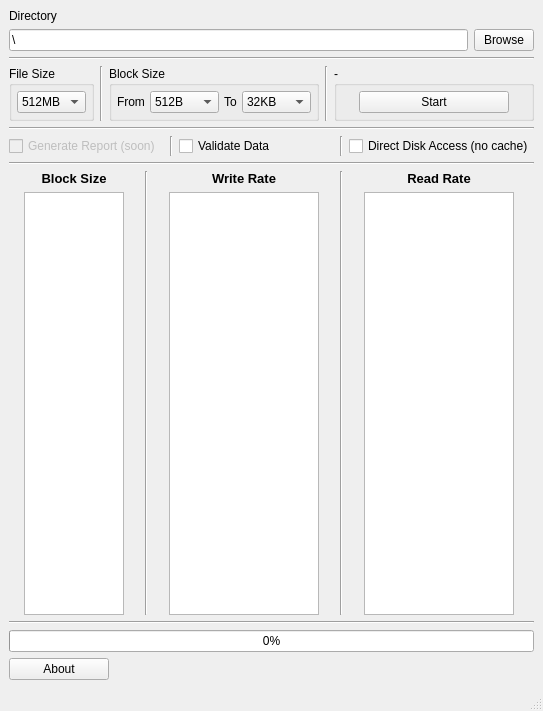
Qt form mainwindow.ui (mathieeo/rateCheck) before a commit.
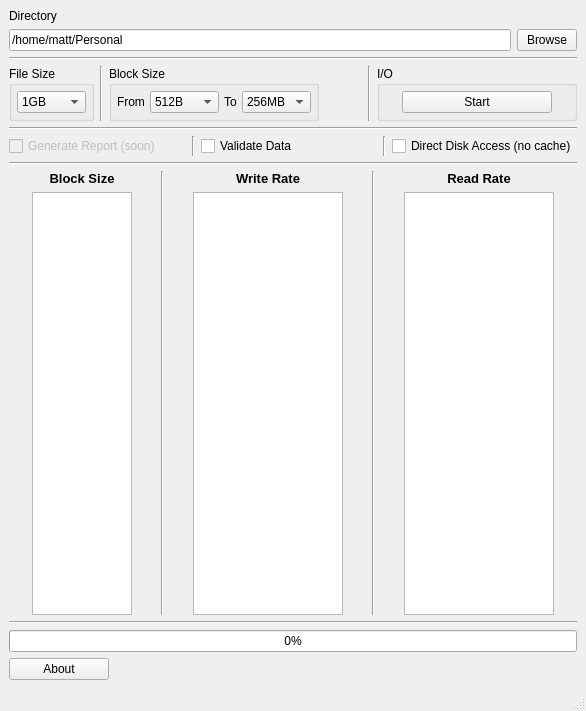
The same form after that commit.

```diff
--- a/mainwindow.ui
+++ b/mainwindow.ui
@@ -6,7 +6,7 @@
    <rect>
     <x>0</x>
     <y>0</y>
-    <width>508</width>
+    <width>586</width>
     <height>711</height>
    </rect>
   </property>
@@ -37,7 +37,7 @@
              </size>
             </property>
             <property name="text">
-             <string>\</string>
+             <string>/home/matt/Personal</string>
             </property>
             <property name="readOnly">
              <bool>true</bool>
@@ -118,7 +118,10 @@
               </size>
              </property>
              <property name="currentIndex">
-              <number>4</number>
+              <number>5</number>
+             </property>
+             <property name="maxVisibleItems">
+              <number>11</number>
              </property>
              <item>
               <property name="text">
@@ -341,7 +344,7 @@
               </size>
              </property>
              <property name="currentIndex">
-              <number>6</number>
+              <number>19</number>
              </property>
              <item>
               <property name="text">
@@ -477,7 +480,7 @@
            </size>
           </property>
           <property name="title">
-           <string>-</string>
+           <string>I/O</string>
           </property>
           <layout class="QGridLayout" name="gridLayout_3">
            <property name="leftMargin">
```
Left out of the diff: 4 changed lines with no effect on the pictures.
